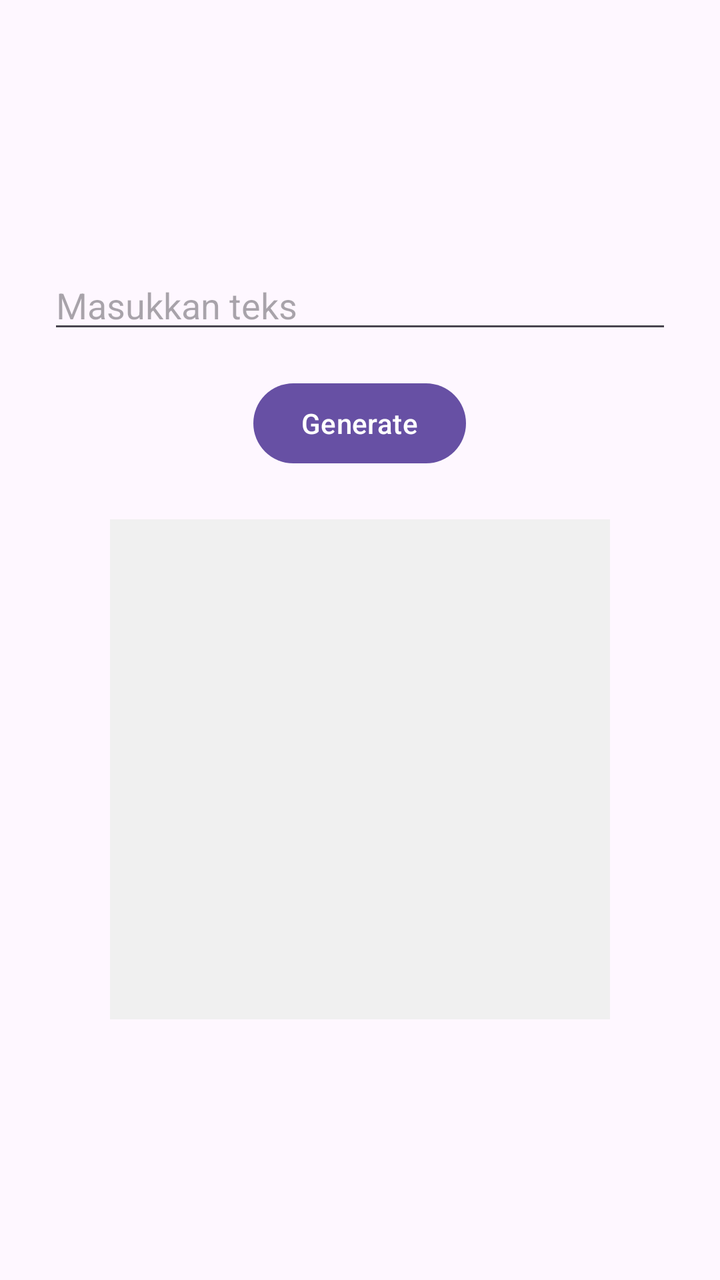
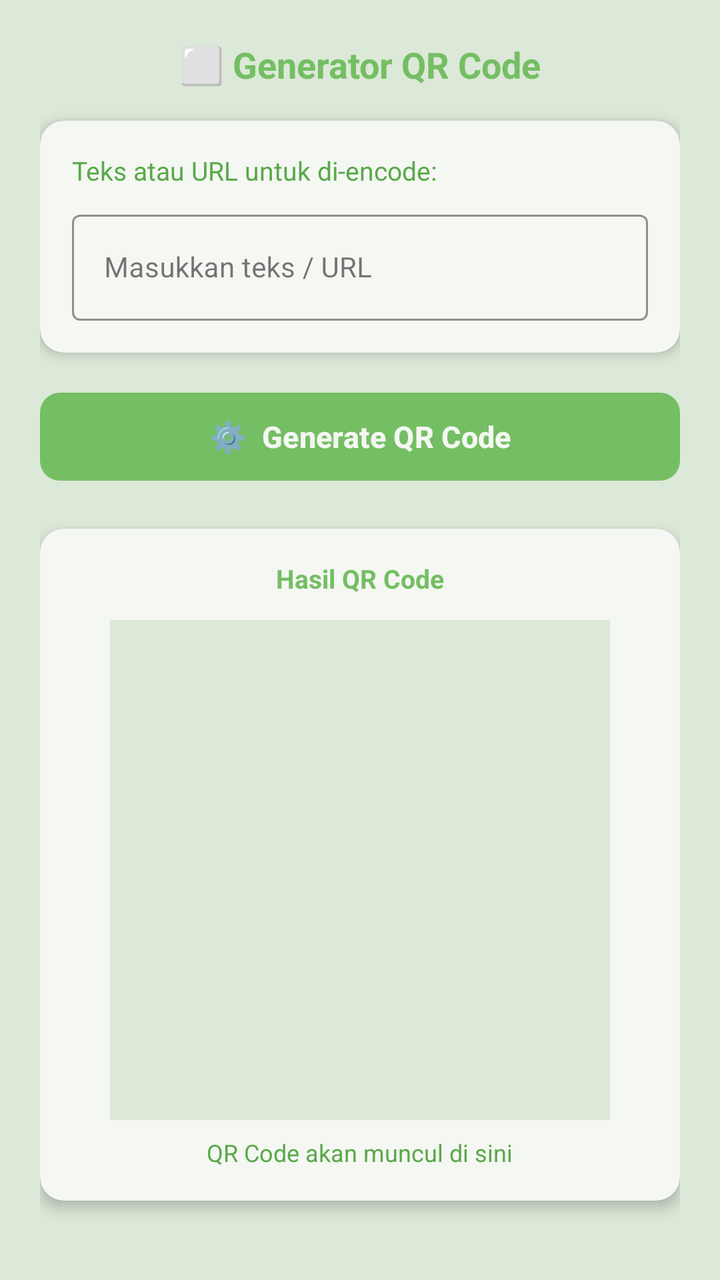

Screens rendered from an Android XML layout before and after an edit, with the pre-edit source and the edit as a unified diff.
<!-- AndroidManifest.xml: application theme Theme.Tiaradistinctive -->
<!-- res/layout/fragment_tab_qrcode.xml -->
<?xml version="1.0" encoding="utf-8"?>
<LinearLayout xmlns:android="http://schemas.android.com/apk/res/android"
    android:layout_width="match_parent"
    android:layout_height="match_parent"
    android:orientation="vertical"
    android:padding="24dp"
    android:gravity="center">

    <com.google.android.material.textfield.TextInputEditText
        android:id="@+id/edtQrInput"
        android:layout_width="match_parent"
        android:layout_height="wrap_content"
        android:hint="Masukkan teks"
        android:inputType="text" />

    <com.google.android.material.button.MaterialButton
        android:id="@+id/btnGenerate"
        android:layout_width="wrap_content"
        android:layout_height="wrap_content"
        android:layout_marginTop="16dp"
        android:text="Generate" />

    <ImageView
        android:id="@+id/ivQrCode"
        android:layout_width="250dp"
        android:layout_height="250dp"
        android:layout_marginTop="24dp"
        android:background="#f0f0f0"
        android:scaleType="center" />

</LinearLayout>
<!-- resources referenced by this layout -->
<resources>
  <style name="Theme.Tiaradistinctive" parent="Base.Theme.Tiaradistinctive" />
  <style name="Base.Theme.Tiaradistinctive" parent="Theme.Material3.DayNight.NoActionBar">
  
          
          <item name="android:statusBarColor">@color/hijau_primary</item>
  
      </style>
  <color name="hijau_primary">#74BE63</color>
</resources>

<!-- the commit's change to res/layout/fragment_tab_qrcode.xml (unified diff, before → after) -->
@@ -1,31 +1,134 @@
 <?xml version="1.0" encoding="utf-8"?>
-<LinearLayout xmlns:android="http://schemas.android.com/apk/res/android"
+<ScrollView
+    xmlns:android="http://schemas.android.com/apk/res/android"
+    xmlns:app="http://schemas.android.com/apk/res-auto"
     android:layout_width="match_parent"
     android:layout_height="match_parent"
-    android:orientation="vertical"
-    android:padding="24dp"
-    android:gravity="center">
+    android:background="@color/hijau_muda"
+    android:fillViewport="true">
 
-    <com.google.android.material.textfield.TextInputEditText
-        android:id="@+id/edtQrInput"
+    <LinearLayout
         android:layout_width="match_parent"
         android:layout_height="wrap_content"
-        android:hint="Masukkan teks"
-        android:inputType="text" />
+        android:orientation="vertical"
+        android:padding="20dp"
+        android:gravity="center_horizontal">
 
-    <com.google.android.material.button.MaterialButton
-        android:id="@+id/btnGenerate"
-        android:layout_width="wrap_content"
-        android:layout_height="wrap_content"
-        android:layout_marginTop="16dp"
-        android:text="Generate" />
+        
+        <TextView
+            android:layout_width="match_parent"
+            android:layout_height="wrap_content"
+            android:text="⬜ Generator QR Code"
+            android:textSize="18sp"
+            android:textStyle="bold"
+            android:textColor="@color/hijau_primary"
+            android:textAlignment="center"
+            android:layout_marginBottom="16dp" />
 
-    <ImageView
-        android:id="@+id/ivQrCode"
-        android:layout_width="250dp"
-        android:layout_height="250dp"
-        android:layout_marginTop="24dp"
-        android:background="#f0f0f0"
-        android:scaleType="center" />
+        
+        <androidx.cardview.widget.CardView
+            android:layout_width="match_parent"
+            android:layout_height="wrap_content"
+            app:cardCornerRadius="12dp"
+            app:cardElevation="4dp"
+            app:cardBackgroundColor="@color/putih_soft"
+            android:layout_marginBottom="16dp">
 
-</LinearLayout>
+            <LinearLayout
+                android:layout_width="match_parent"
+                android:layout_height="wrap_content"
+                android:orientation="vertical"
+                android:padding="16dp">
+
+                <TextView
+                    android:layout_width="wrap_content"
+                    android:layout_height="wrap_content"
+                    android:text="Teks atau URL untuk di-encode:"
+                    android:textSize="13sp"
+                    android:textColor="@color/hijau_dark"
+                    android:layout_marginBottom="8dp" />
+
+                <com.google.android.material.textfield.TextInputLayout
+                    android:layout_width="match_parent"
+                    android:layout_height="wrap_content"
+                    android:hint="Masukkan teks / URL"
+                    style="@style/Widget.MaterialComponents.TextInputLayout.OutlinedBox"
+                    app:boxStrokeColor="@color/hijau_primary"
+                    app:hintTextColor="@color/hijau_primary">
+
+                    <com.google.android.material.textfield.TextInputEditText
+                        android:id="@+id/edtQrInput"
+                        android:layout_width="match_parent"
+                        android:layout_height="wrap_content"
+                        android:inputType="text"
+                        android:maxLines="3"
+                        android:imeOptions="actionDone"
+                        android:textColor="@color/hijau_dark"
+                        android:textSize="14sp" />
+
+                </com.google.android.material.textfield.TextInputLayout>
+
+            </LinearLayout>
+        </androidx.cardview.widget.CardView>
+
+        
+        <com.google.android.material.button.MaterialButton
+            android:id="@+id/btnGenerate"
+            android:layout_width="match_parent"
+            android:layout_height="52dp"
+            android:text="⚙️  Generate QR Code"
+            android:textSize="15sp"
+            android:textStyle="bold"
+            android:textColor="@color/putih_soft"
+            app:backgroundTint="@color/hijau_primary"
+            app:cornerRadius="10dp"
+            app:rippleColor="@color/hijau_dark"
+            android:layout_marginBottom="20dp" />
+
+        
+        <androidx.cardview.widget.CardView
+            android:layout_width="match_parent"
+            android:layout_height="wrap_content"
+            app:cardCornerRadius="12dp"
+            app:cardElevation="4dp"
+            app:cardBackgroundColor="@color/putih_soft">
+
+            <LinearLayout
+                android:layout_width="match_parent"
+                android:layout_height="wrap_content"
+                android:orientation="vertical"
+                android:padding="16dp"
+                android:gravity="center">
+
+                <TextView
+                    android:layout_width="wrap_content"
+                    android:layout_height="wrap_content"
+                    android:text="Hasil QR Code"
+                    android:textSize="13sp"
+                    android:textStyle="bold"
+                    android:textColor="@color/hijau_primary"
+                    android:layout_marginBottom="12dp" />
+
+                <ImageView
+                    android:id="@+id/ivQrCode"
+                    android:layout_width="250dp"
+                    android:layout_height="250dp"
+                    android:background="@color/hijau_muda"
+                    android:scaleType="center"
+                    android:contentDescription="Hasil QR Code yang di-generate"
+                    android:padding="4dp" />
+
+                <TextView
+                    android:layout_width="wrap_content"
+                    android:layout_height="wrap_content"
+                    android:text="QR Code akan muncul di sini"
+                    android:textColor="@color/hijau_dark"
+                    android:textSize="12sp"
+                    android:layout_marginTop="8dp" />
+
+            </LinearLayout>
+        </androidx.cardview.widget.CardView>
+
+    </LinearLayout>
+
+</ScrollView>
<!-- resource entries referenced after the edit -->
@@ -1,5 +1,7 @@
 <!-- resources referenced by this layout -->
 <resources>
+  <color name="hijau_dark">#5AA84A</color>
+  <color name="hijau_muda">#DCE8D8</color>
   <style name="Theme.Tiaradistinctive" parent="Base.Theme.Tiaradistinctive" />
   <style name="Base.Theme.Tiaradistinctive" parent="Theme.Material3.DayNight.NoActionBar">
   
@@ -8,5 +10,6 @@
   
       </style>
   <color name="hijau_primary">#74BE63</color>
+  <color name="putih_soft">#F4F7F2</color>
 </resources>
 
